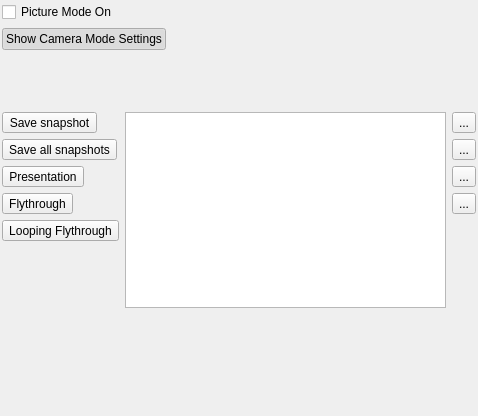
Qt form src/ves/conductor/qt/CameraTab.ui (multitudinous/ve-suite) before a commit.
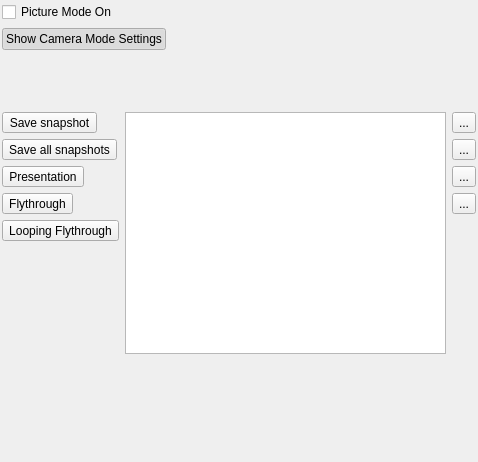
The same form after that commit. Icons and pictures are not drawn. Custom widgets are drawn as their Qt base class.

```diff
--- a/src/ves/conductor/qt/CameraTab.ui
+++ b/src/ves/conductor/qt/CameraTab.ui
@@ -7,7 +7,7 @@
     <x>0</x>
     <y>0</y>
     <width>478</width>
-    <height>416</height>
+    <height>462</height>
    </rect>
   </property>
   <property name="windowTitle">
```
Left out of the diff: 20 changed lines with no effect on the pictures.
